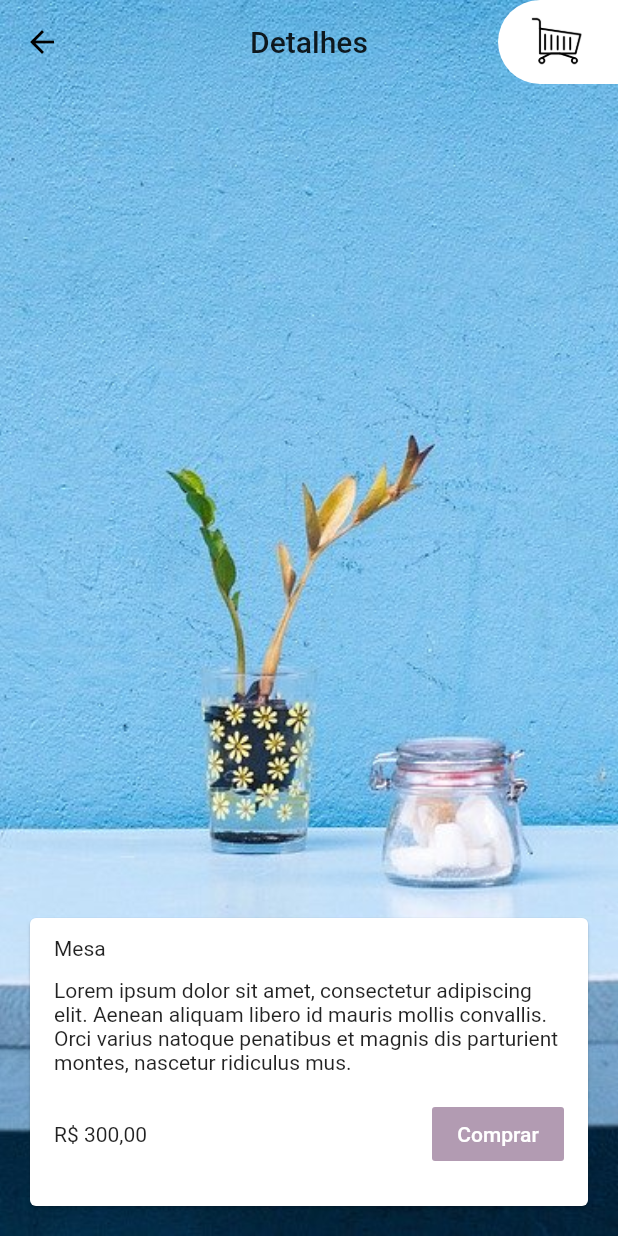
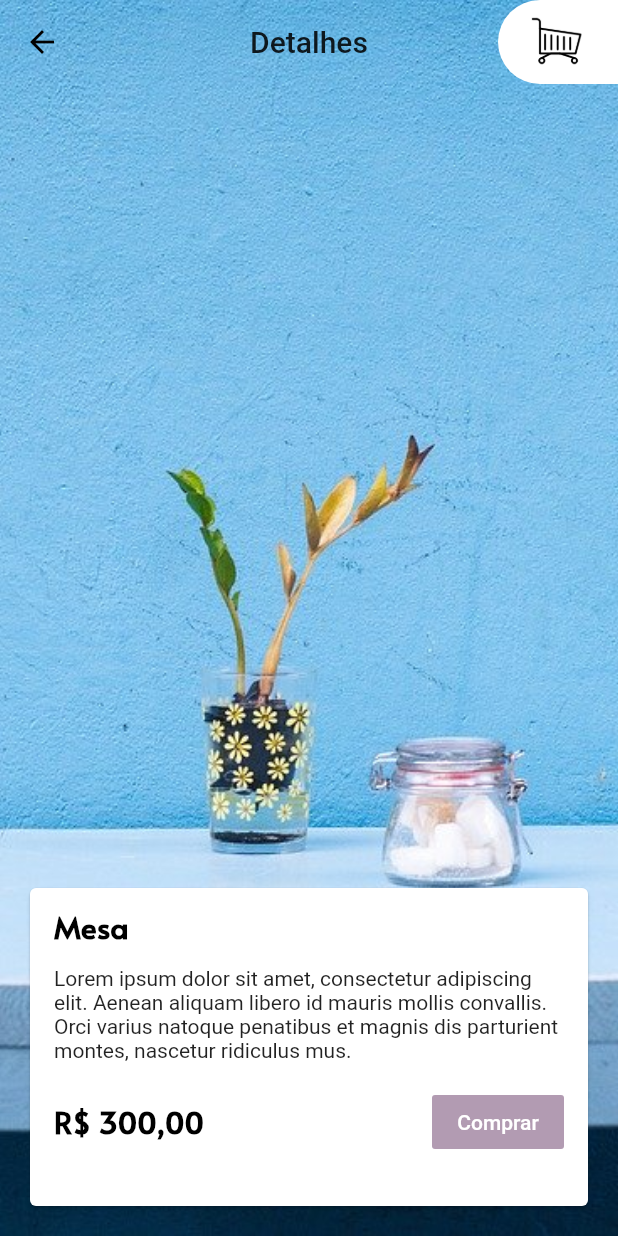
Before and after one commit to jimmyrleung/flutter-ecommerce-alura, a Flutter app: the screen it shows after launch, after a tap on "Mesa", on a phone screen of 412 x 824 dp. Run offline on Flutter 3.47's test engine with Material 2 defaults, Android fonts, the phone set to English and light mode, and no system bars.

Commit message:
styling texts

```diff
--- a/lib/app/pages/details.dart
+++ b/lib/app/pages/details.dart
@@ -27,7 +27,7 @@ class Details extends StatelessWidget {
           alignment: Alignment.bottomCenter,
           child: Container(
             margin: EdgeInsets.all(16),
-            height: 200,
+            height: 220 ,
             child: DetailsCard(
               furniture: furniture,
             ),
--- a/lib/app/widgets/details_card.dart
+++ b/lib/app/widgets/details_card.dart
@@ -17,14 +17,19 @@ class DetailsCard extends StatelessWidget {
       child: Column(
         crossAxisAlignment: CrossAxisAlignment.start,
         children: [
-          DetailsText(text: furniture.titulo),
+          DetailsText(
+            text: furniture.titulo,
+            textStyle: Theme.of(context).textTheme.headline1,
+          ),
           DetailsText(text: furniture.descricao),
           Container(
             margin: EdgeInsets.all(16),
             child: Row(
               mainAxisAlignment: MainAxisAlignment.spaceBetween,
               children: [
-                Text(formatacaoReais.format(furniture.preco)),
+                Text(formatacaoReais.format(furniture.preco),
+                  style: Theme.of(context).textTheme.headline1,
+                  ),
                 FlatButton(
                   color: Theme.of(context).primaryColor,
                   onPressed: () {},
--- a/lib/app/widgets/details_text.dart
+++ b/lib/app/widgets/details_text.dart
@@ -2,14 +2,23 @@ import 'package:flutter/material.dart';
 
 class DetailsText extends StatelessWidget {
   final String text;
+  final TextStyle textStyle;
 
-  DetailsText({this.text});
+  DetailsText({this.text, this.textStyle});
 
   @override
   Widget build(BuildContext context) {
     return Container(
       margin: EdgeInsets.only(left: 16, right: 16, top: 12, ),
-      child: Text(text),
+      child: _applyTextStyle(text),
     );
   }
+
+  _applyTextStyle(text) {
+    if(textStyle != null) {
+      return Text(text, style: textStyle);
+    }
+
+    return Text(text);
+  }
 }
--- a/lib/app/widgets/products_grid_item.dart
+++ b/lib/app/widgets/products_grid_item.dart
@@ -29,7 +29,10 @@ class ProductsGridItemTitle extends StatelessWidget {
   Widget build(BuildContext context) {
     return Positioned(
       bottom: 10,
-      child: Text(titulo),
+      child: Text(
+        titulo,
+        style: Theme.of(context).textTheme.headline2,
+      ),
     );
   }
 }
--- a/lib/main.dart
+++ b/lib/main.dart
@@ -19,13 +19,29 @@ class MyApp extends StatelessWidget {
       title: 'Flutter Demo',
       // * DISABLE debug banner debugShowCheckedModeBanner: false,
       theme: ThemeData(
-        // Set our ColorPalette as theme
+        // Set our primary ColorPalette as theme
         primarySwatch: ColorPalette().lilac,
         // This makes the visual density adapt to the platform that you run
         // the app on. For desktop platforms, the controls will be smaller and
         // closer together (more dense) than on mobile platforms.
         visualDensity: VisualDensity.adaptivePlatformDensity,
+
+        // Também podemos estabelecer um tema para textos
+        textTheme: TextTheme(
+          headline1: TextStyle(
+            fontSize: 20,
+            fontFamily: 'Alata',
+            fontWeight: FontWeight.bold,
+            color: Colors.black,
+        ),
+        headline2: TextStyle(
+            fontSize: 20,
+            fontFamily: 'Alata',
+            fontWeight: FontWeight.bold,
+            color: Colors.white,
+        ),
       ),
+    ),
       home: Home(),
     );
   }
--- a/pubspec.yaml
+++ b/pubspec.yaml
@@ -64,7 +64,7 @@ flutter:
   fonts:
     - family: Alata
       fonts:
-        - asset: utils/fontes/Alata-Regular.ttf
+        - asset: lib/utils/fontes/Alata/Alata-Regular.ttf
   #
   # For details regarding fonts from package dependencies,
   # see https://flutter.dev/custom-fonts/#from-packages
```
